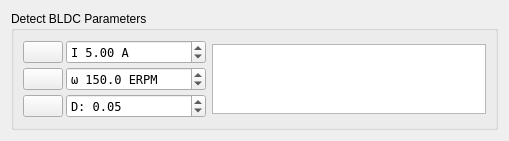
vedderb/vesc_tool, file widgets/detectbldc.ui: the form before one commit.
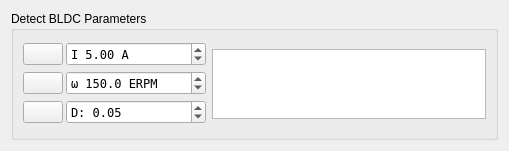
The form after the commit. Icons and pictures are not drawn.

What changed in the file:
```diff
--- a/widgets/detectbldc.ui
+++ b/widgets/detectbldc.ui
@@ -7,7 +7,7 @@
     <x>0</x>
     <y>0</y>
     <width>509</width>
-    <height>140</height>
+    <height>151</height>
    </rect>
   </property>
   <property name="windowTitle">
```
Left out of the diff: 16 changed lines with no effect on the pictures.
